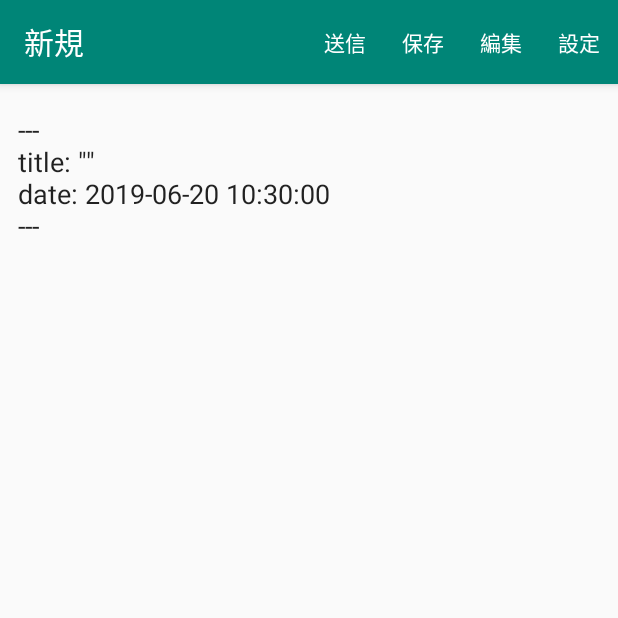
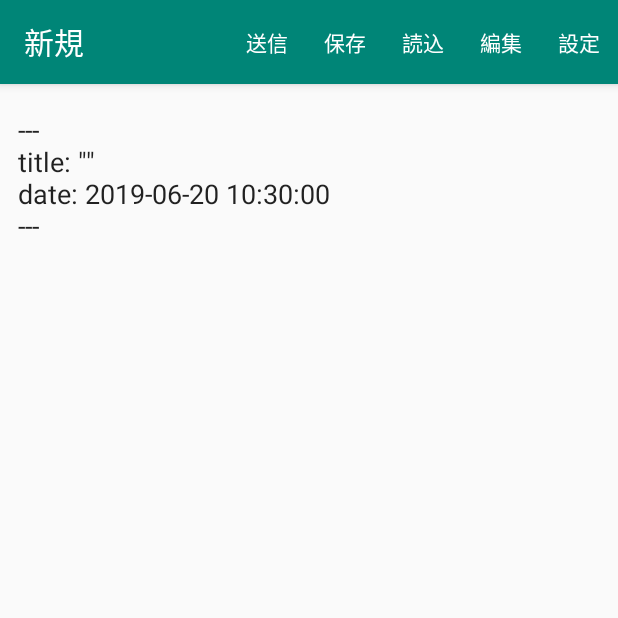
Before and after one commit to harukawa/PostDiary, an Android app: the screen it shows after launch (MainActivity), on a phone screen of 412 x 824 dp, the top half of it. Run offline under Robolectric (Android 15) with nearby library versions, the light colour scheme and no system bars.

Commit message:
Add load button
Since it is inconvenient to force loading of saved text after rebooting,
add a load button

```diff
--- a/app/src/main/res/menu/main_menu.xml
+++ b/app/src/main/res/menu/main_menu.xml
@@ -9,6 +9,10 @@
             android:title="@string/action_save"
             app:showAsAction="always"/>
     <item
+            android:id="@+id/action_load"
+            android:title="@string/action_load"
+            app:showAsAction="always"/>
+    <item
             android:id="@+id/action_edit"
             android:title="@string/action_edit"
             app:showAsAction="always"/>
--- a/app/src/main/res/values/strings.xml
+++ b/app/src/main/res/values/strings.xml
@@ -2,6 +2,7 @@
     <string name="app_name">PostDiary</string>
     <string name="sent">送信</string>
     <string name="action_save">保存</string>
+    <string name="action_load">読込</string>
     <string name="action_edit">編集</string>
     <string name="action_setting">設定</string>
     <string name="new_title">新規</string>
```
Also changed, not shown: app/src/main/java/com/github/harukawa/postdiary/MainActivity.kt (+11 -6 lines).
